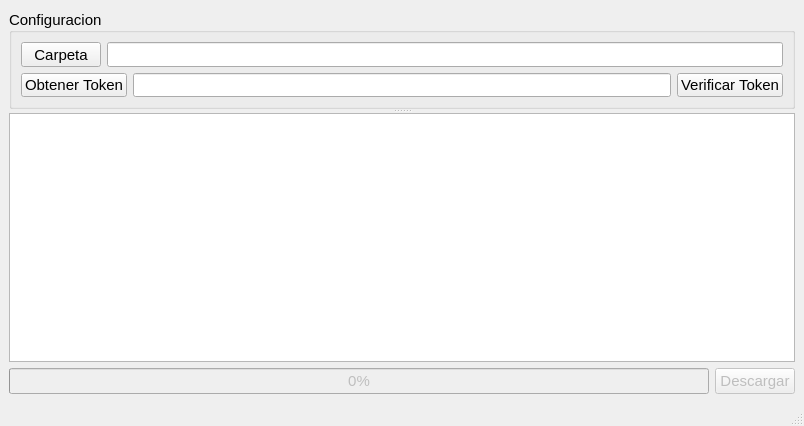
The window that GiseBackup/mainwindow.ui (suka97/QtProjects) describes before a commit, drawn with Qt 5.
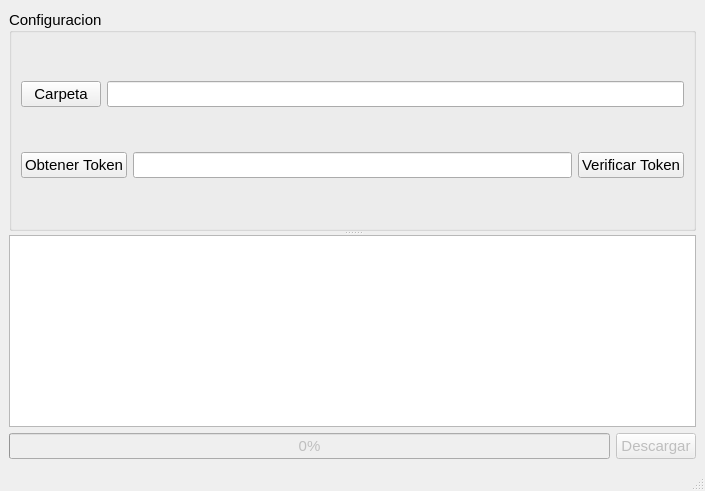
The same window after the commit.

```diff
--- a/GiseBackup/mainwindow.ui
+++ b/GiseBackup/mainwindow.ui
@@ -6,8 +6,8 @@
    <rect>
     <x>0</x>
     <y>0</y>
-    <width>804</width>
-    <height>426</height>
+    <width>705</width>
+    <height>491</height>
    </rect>
   </property>
   <property name="font">
@@ -38,7 +38,7 @@
        <property name="maximumSize">
         <size>
          <width>16777215</width>
-         <height>100</height>
+         <height>16777215</height>
         </size>
        </property>
        <property name="layoutDirection">
```
Left out of the diff: 5 changed lines with no effect on the pictures.
